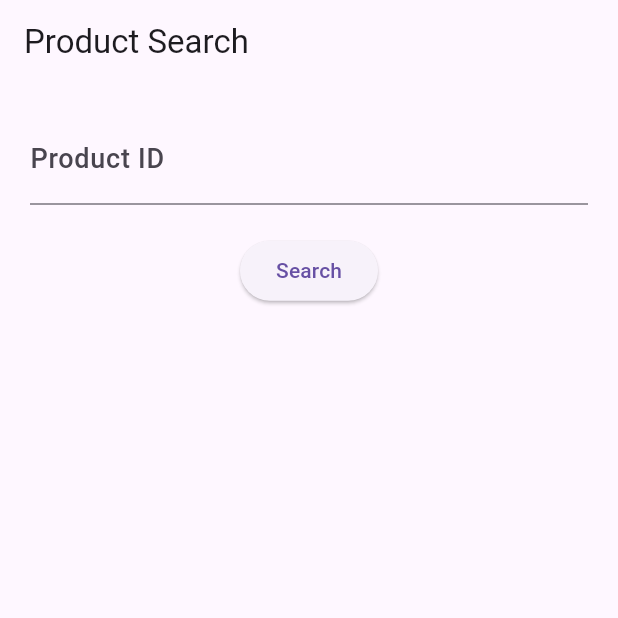
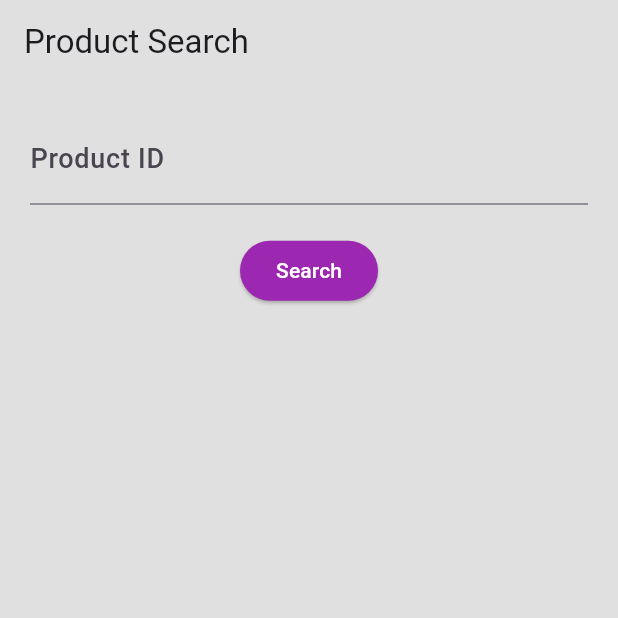
Before and after one commit to Kross26/delivery_go, a Flutter app: the HomeScreen screen opened by its route, on a phone screen of 412 x 824 dp, the top half of it. Run offline on Flutter 3.47's test engine with Material 3 defaults, Android fonts, the light colour scheme and no system bars; our stand-ins replace animate_do, go_router.

Commit message:
color fixes

```diff
--- a/lib/presentation/screens/home_screen.dart
+++ b/lib/presentation/screens/home_screen.dart
@@ -21,7 +21,9 @@ class HomeScreenState extends State<HomeScreen> {
   @override
   Widget build(BuildContext context) {
     return Scaffold(
+      backgroundColor: Colors.grey[300],
       appBar: AppBar(
+        backgroundColor: Colors.grey[300],
         title: const Text('Product Search'),
       ),
       body: SafeArea(
@@ -50,9 +52,13 @@ class HomeScreenState extends State<HomeScreen> {
               ),
             ),
             ElevatedButton(
-              style: const ButtonStyle(),
+              style: const ButtonStyle(
+                  backgroundColor: MaterialStatePropertyAll(Colors.purple)),
               onPressed: _fetchProductDetails,
-              child: const Text('Search'),
+              child: const Text(
+                'Search',
+                style: TextStyle(color: Colors.white),
+              ),
             ),
             const SizedBox(height: 20),
             // NOT EMPTY
@@ -80,7 +86,7 @@ class HomeScreenState extends State<HomeScreen> {
   }
 
   Future<void> _fetchProductDetails() async {
-    // Verificar si _productId is empty or show showdialog
+    // Verify _productId is empty or show showdialog
     if (_productId.isEmpty) {
       showDialog(
         context: context,
```
